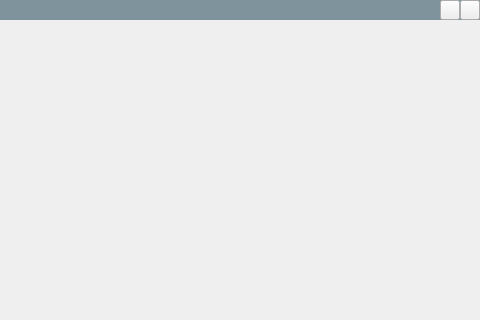
The window that main_window.ui (andheroe/viewaide) describes before a commit, drawn with Qt 5; both pictures show x 160 to 640 and y 0 to 320 of the 640 by 480 pixel window.
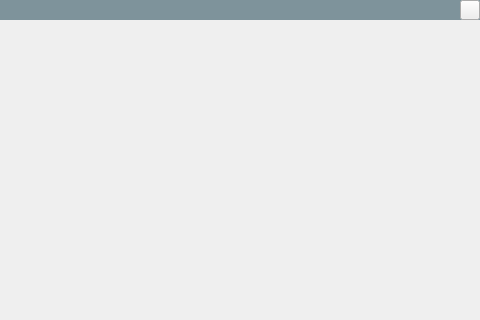
The same window after the commit. Icons and pictures are not drawn. Custom widgets are drawn as their Qt base class.

```diff
--- a/main_window.ui
+++ b/main_window.ui
@@ -235,37 +235,6 @@
     <string/>
    </property>
   </widget>
-  <widget class="QPushButton" name="btn_minimize">
-   <property name="geometry">
-    <rect>
-     <x>600</x>
-     <y>0</y>
-     <width>20</width>
-     <height>20</height>
-    </rect>
-   </property>
-   <property name="minimumSize">
-    <size>
-     <width>20</width>
-     <height>20</height>
-    </size>
-   </property>
-   <property name="maximumSize">
-    <size>
-     <width>20</width>
-     <height>20</height>
-    </size>
-   </property>
-   <property name="styleSheet">
-    <string notr="true">border-image: url(:/res/minus.png)stretch;</string>
-   </property>
-   <property name="text">
-    <string/>
-   </property>
-   <property name="flat">
-    <bool>false</bool>
-   </property>
-  </widget>
   <widget class="MyLabel" name="lbl_count">
    <property name="geometry">
     <rect>
```
Left out of the diff: 1 changed line with no effect on the pictures.
